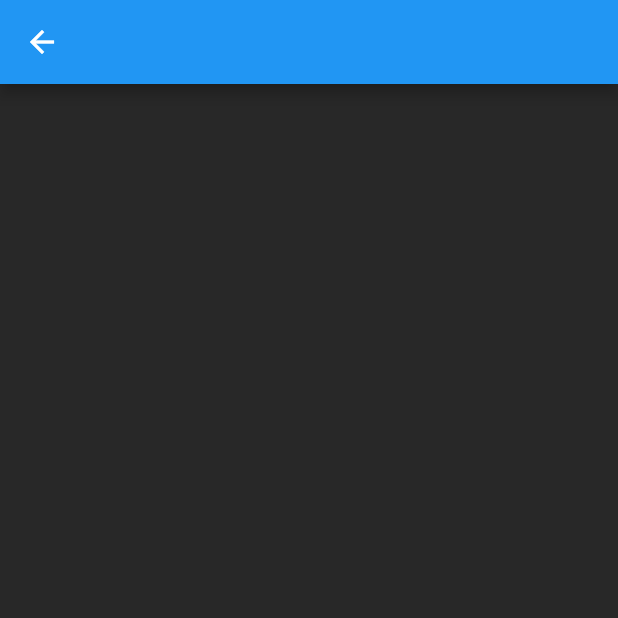
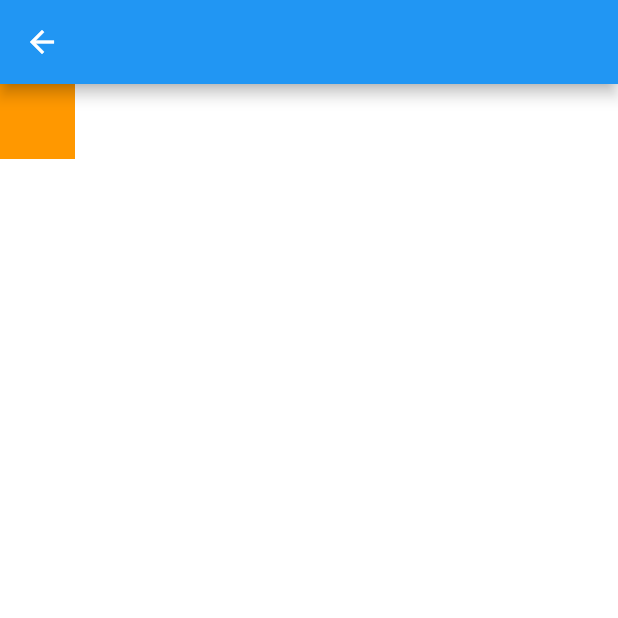
Before and after one commit to TestEngineerFish/material, a Flutter app: the ListennerDemo screen opened directly, on a phone screen of 412 x 824 dp, the top half of it. Run offline on Flutter 3.47's test engine with Material 2 defaults, Android fonts, the phone set to English and light mode, and no system bars; our stand-ins replace date_format, fluro; missing offline and left inert: latlng, map; statements that could not run were skipped.

Commit message:
尝试用AndroidStudio命令提交记录

```diff
--- a/lib/WidgetCustomItem.dart
+++ b/lib/WidgetCustomItem.dart
@@ -121,6 +121,10 @@ class _WidgetCustomItem extends State<WidgetCustomItem> {
           Application.router.navigateTo(context, BPRouter.listennerDemo);
         }
         break;
+      default: {
+        Application.router.navigateTo(context, BPRouter.unknowDemo);
+      }
+      break;
     }
   }
 
--- a/lib/resources/bpString.dart
+++ b/lib/resources/bpString.dart
@@ -17,3 +17,4 @@ const String rawMaterialButtonDemoName    = "rawMaterialButtonDemo";
 const String listViewDemoName             = "listViewDemo";
 const String mapDemoName                  = "mapDemo";
 const String listennerDemoName            = "listennerDemoName";
+const String unknowDemoName               = "unknowDemoName";
--- a/lib/routers/router.dart
+++ b/lib/routers/router.dart
@@ -24,6 +24,7 @@ class BPRouter {
   static String listViewDemo = "/listView";
   static String mapDemo = "/map";
   static String listennerDemo = "/listenner";
+  static String unknowDemo = "/unknow";
 
   static void configureRoutes(Router router) {
     router.define(home, handler: homeHandler);
@@ -45,6 +46,7 @@ class BPRouter {
     router.define(listViewDemo, handler: listViewHandler);
     router.define(mapDemo, handler: mapHandle);
     router.define(listennerDemo, handler: listennerHandle);
+    router.define(unknowDemo, handler: unknowHandle);
     //    List widgetDemoList = WidgetDemoList().getDemos();
   }
 }
--- a/lib/widgets/ListennerDemo.dart
+++ /dev/null
@@ -1,29 +0,0 @@
-import 'package:flutter/material.dart';
-import 'package:material/resources/macro.dart';
-
-class ListennerDemo extends StatefulWidget {
-  @override
-  _ListennerDemo createState() => _ListennerDemo();
-}
-
-class _ListennerDemo extends State<ListennerDemo> {
-  @override
-  Widget build(BuildContext context) {
-    // TODO: implement build
-    return Scaffold(
-      appBar: AppBar(
-        title: Text(""),
-      ),
-      body: Listener(
-        child: Container(
-          color: randomColor(),
-        ),
-        onPointerDown: (event) => print("Down: $event"),
-        onPointerUp: (event) => print("Up: $event"),
-        onPointerCancel: (event) => print("Cancel: $event"),
-        onPointerMove: (event) => print("Move: $event"),
-        onPointerSignal: (event) => print("Signal: $event"),
-      ),
-    );
-  }
-}
--- /dev/null
+++ b/lib/widgets/listennerDemo.dart
@@ -0,0 +1,58 @@
+import 'package:flutter/material.dart';
+import 'package:material/resources/macro.dart';
+
+
+
+class ListennerDemo extends StatefulWidget {
+  @override
+  _ListennerDemo createState() => _ListennerDemo();
+}
+
+class _ListennerDemo extends State<ListennerDemo> {
+  double _top = 0.0;
+  double _left = 0.0;
+
+  @override
+  Widget build(BuildContext context) {
+    // TODO: implement build
+    return Scaffold(
+      appBar: AppBar(
+        title: Text(""),
+      ),
+      body: Listener(
+        child: Container(
+          color: Colors.white,
+          child: Stack(
+            children: <Widget>[
+              Positioned(
+                top: _top,
+                left: _left,
+                child: GestureDetector(
+                  child: Container(
+                    color: Colors.orange,
+                    width: 50,
+                    height: 50,
+                  ),
+                  onTap: () => print("tap"),
+                  onDoubleTap: () => print("double tap"),
+                  onLongPress: () => print("long tap"),
+                  onPanUpdate: (e) {
+                    setState(() {
+                      _top += e.delta.dy;
+                      _left += e.delta.dx;
+                    });
+                  },
+                ),
+              )
+            ],
+          ),
+        ),
+        onPointerDown: (event) => print("Down: $event"),
+        onPointerUp: (event) => print("Up: $event"),
+        onPointerCancel: (event) => print("Cancel: $event"),
+        onPointerMove: (event) => print("Move: $event"),
+        onPointerSignal: (event) => print("Signal: $event"),
+      ),
+    );
+  }
+}
```
Also changed, not shown: lib/routers/routerHandler.dart (+6 -1 lines), lib/widgets/mapDemo.dart (+31 -0 lines), lib/widgets/unknowDemo.dart (added, +20 -0 lines), 1 other file.
